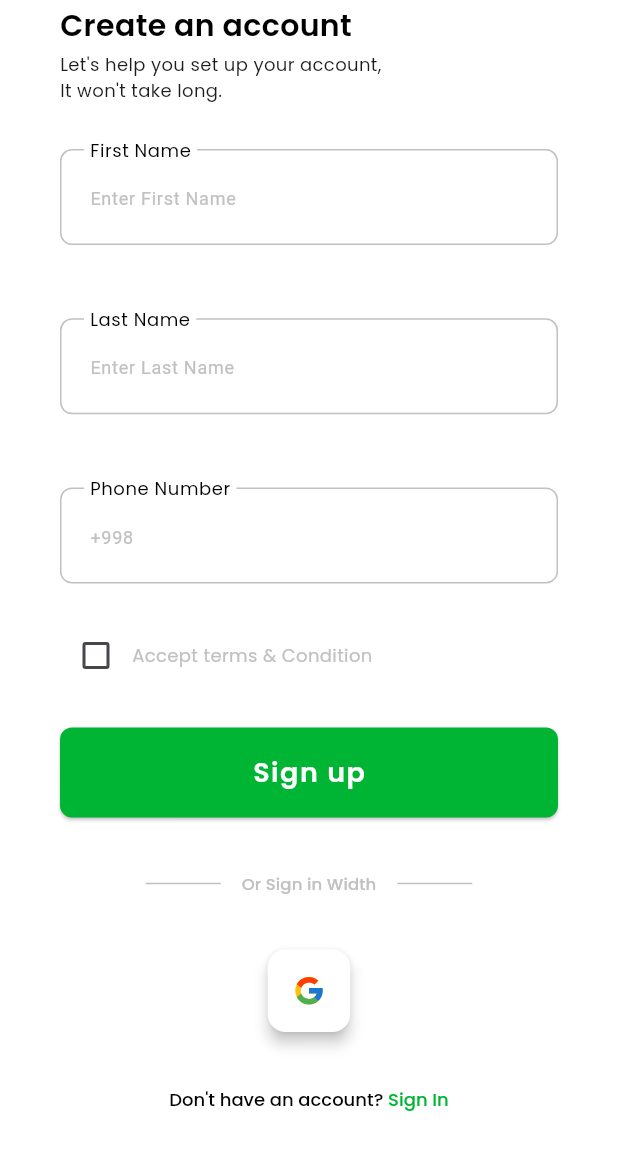
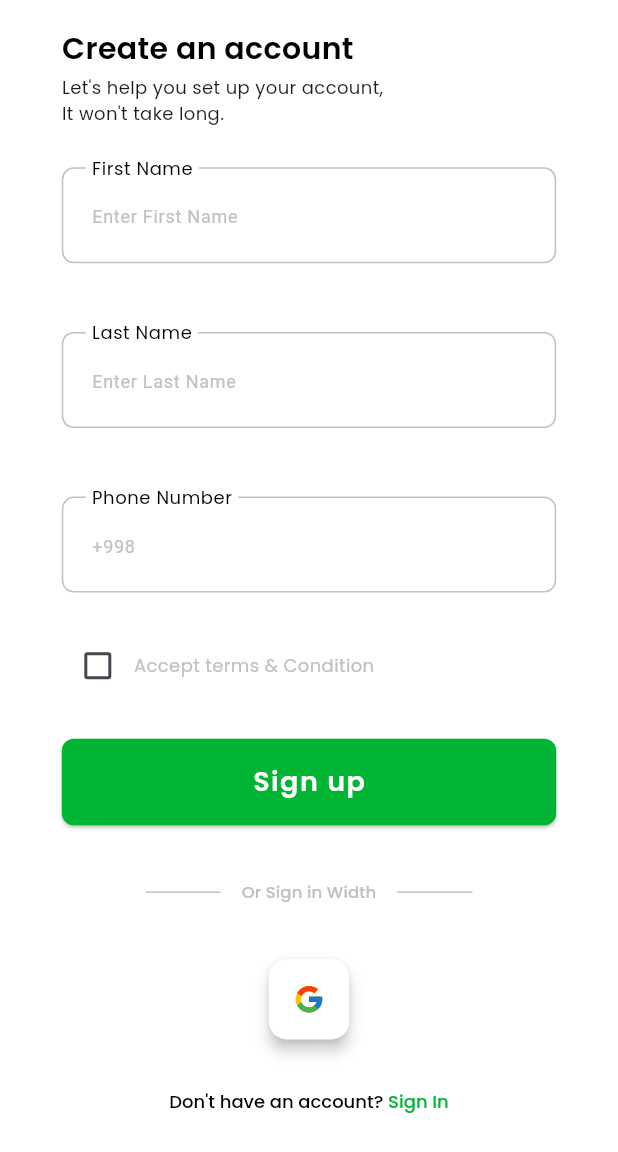
Before and after one commit to OtabekNuriddinov/pdp_quiz, a Flutter app: the screen it shows after launch, after a tap on "Sign In", on a phone screen of 412 x 824 dp. Shown: the top 1152 px of the screen. Run offline on Flutter 3.47's test engine with Material 3 defaults, Android fonts, the light colour scheme and no system bars; our stand-ins replace flutter_svg, google_fonts.

Commit message:
[Otabek] Responsive qildim

```diff
--- a/lib/screen/sign_in/sign_in.dart
+++ b/lib/screen/sign_in/sign_in.dart
@@ -57,29 +57,35 @@ class _SignInState extends State<SignIn> with TickerProviderStateMixin {
 
   @override
   Widget build(BuildContext context) {
+    final size = MediaQuery.of(context).size;
+    final width = size.width;
+    final height = size.height;
+
     return Scaffold(
       backgroundColor: AppColors.white,
       body: SingleChildScrollView(
         child: Padding(
-          padding: EdgeInsets.symmetric(vertical: 70, horizontal: 40),
+          padding: EdgeInsets.symmetric(
+            vertical: height * 0.08,
+            horizontal: width * 0.1,
+          ),
           child: Column(
             crossAxisAlignment: CrossAxisAlignment.center,
             children: [
               SlideTransition(
                 position: _animations[0],
                 child: SizedBox(
-                  width: 205,
-                  height: 65,
+                  width: width * 0.5,
+                  height: height * 0.08,
                   child: AppIcons.pdp,
                 ),
               ),
-              SizedBox(height: 40),
+              SizedBox(height: height * 0.05),
               SlideTransition(
                 position: _animations[1],
                 child: Align(
                   alignment: Alignment.centerLeft,
-                  child:
-                      Text(AppStrings.hello, style: AppTextStyles.helloStyle),
+                  child: Text(AppStrings.hello, style: AppTextStyles.helloStyle),
                 ),
               ),
               SlideTransition(
@@ -90,22 +96,22 @@ class _SignInState extends State<SignIn> with TickerProviderStateMixin {
                       style: AppTextStyles.welcomeStyle),
                 ),
               ),
-              SizedBox(height: 50),
+              SizedBox(height: height * 0.06),
               SlideTransition(
                 position: _animations[3],
                 child: SizedBox(
-                  height: 66,
+                  height: height * 0.08,
                   child: MainTextField(
                     label: AppStrings.phone,
                     hint: "+998",
                   ),
                 ),
               ),
-              AppDimens.s24,
+              SizedBox(height: height * 0.03),
               SlideTransition(
                 position: _animations[4],
                 child: SizedBox(
-                  height: 60,
+                  height: height * 0.07,
                   width: double.infinity,
                   child: MainElevatedButton(
                     text: "Sign In",
@@ -115,29 +121,28 @@ class _SignInState extends State<SignIn> with TickerProviderStateMixin {
                   ),
                 ),
               ),
-              AppDimens.s24,
+              SizedBox(height: height * 0.03),
               SlideTransition(
                 position: _animations[5],
                 child: OrSignInWith(),
               ),
-              AppDimens.s24,
+              SizedBox(height: height * 0.03),
               SlideTransition(
                 position: _animations[6],
                 child: SizedBox(
-                  width: 55,
-                  height: 55,
-
+                  width: width * 0.13,
+                  height: width * 0.13,
                   child: Material(
                     color: AppColors.white,
                     elevation: 4,
                     shape: RoundedRectangleBorder(
-                        borderRadius: BorderRadius.circular(12)),
+                      borderRadius: BorderRadius.circular(12),
+                    ),
                     child: AppIcons.googleBut,
                   ),
-
                 ),
               ),
-              SizedBox(height: 40),
+              SizedBox(height: height * 0.04),
               SlideTransition(
                 position: _animations[7],
                 child: RichText(
@@ -147,9 +152,10 @@ class _SignInState extends State<SignIn> with TickerProviderStateMixin {
                           text: AppStrings.dHAccount,
                           style: AppTextStyles.dHAnAccount),
                       TextSpan(
-                          text: " Sign Up",
-                          style: AppTextStyles.signInOut,
-                          recognizer: TapGestureRecognizer()..onTap = () {})
+                        text: " Sign Up",
+                        style: AppTextStyles.signInOut,
+                        recognizer: TapGestureRecognizer()..onTap = () {},
+                      )
                     ],
                   ),
                 ),
@@ -160,4 +166,5 @@ class _SignInState extends State<SignIn> with TickerProviderStateMixin {
       ),
     );
   }
+
 }
--- a/lib/screen/sign_up/sign_up.dart
+++ b/lib/screen/sign_up/sign_up.dart
@@ -59,11 +59,18 @@ class _SignUpState extends State<SignUp> with TickerProviderStateMixin {
 
   @override
   Widget build(BuildContext context) {
+    final size = MediaQuery.of(context).size;
+    final width = size.width;
+    final height = size.height;
+
     return Scaffold(
       backgroundColor: AppColors.white,
       body: SingleChildScrollView(
         child: Padding(
-          padding: EdgeInsets.symmetric(vertical: 26, horizontal: 40),
+          padding: EdgeInsets.symmetric(
+            vertical: height * 0.05,
+            horizontal: width * 0.1,
+          ),
           child: Column(
             crossAxisAlignment: CrossAxisAlignment.center,
             children: [
@@ -71,8 +78,7 @@ class _SignUpState extends State<SignUp> with TickerProviderStateMixin {
                 position: _animations[0],
                 child: Align(
                   alignment: Alignment.centerLeft,
-                  child:
-                      Text("Create an account", style: AppTextStyles.createAcc),
+                  child: Text("Create an account", style: AppTextStyles.createAcc),
                 ),
               ),
               SlideTransition(
@@ -85,7 +91,7 @@ class _SignUpState extends State<SignUp> with TickerProviderStateMixin {
                   ),
                 ),
               ),
-              SizedBox(height: 36),
+              SizedBox(height: height * 0.04),
               SlideTransition(
                 position: _animations[2],
                 child: MainTextField(
@@ -93,7 +99,7 @@ class _SignUpState extends State<SignUp> with TickerProviderStateMixin {
                   hint: AppStrings.enterFirst,
                 ),
               ),
-              SizedBox(height: 36),
+              SizedBox(height: height * 0.04),
               SlideTransition(
                 position: _animations[3],
                 child: MainTextField(
@@ -101,7 +107,7 @@ class _SignUpState extends State<SignUp> with TickerProviderStateMixin {
                   hint: AppStrings.enterLast,
                 ),
               ),
-              SizedBox(height: 36),
+              SizedBox(height: height * 0.04),
               SlideTransition(
                 position: _animations[4],
                 child: MainTextField(
@@ -109,7 +115,7 @@ class _SignUpState extends State<SignUp> with TickerProviderStateMixin {
                   hint: "+998",
                 ),
               ),
-              AppDimens.s24,
+              SizedBox(height: height * 0.03),
               SlideTransition(
                 position: _animations[5],
                 child: Row(
@@ -125,18 +131,20 @@ class _SignUpState extends State<SignUp> with TickerProviderStateMixin {
                         });
                       },
                     ),
-                    Text(
-                      AppStrings.acceptTerms,
-                      style: AppTextStyles.acceptStyle,
+                    Flexible(
+                      child: Text(
+                        AppStrings.acceptTerms,
+                        style: AppTextStyles.acceptStyle,
+                      ),
                     ),
                   ],
                 ),
               ),
-              AppDimens.s24,
+              SizedBox(height: height * 0.03),
               SlideTransition(
                 position: _animations[6],
                 child: SizedBox(
-                  height: 60,
+                  height: height * 0.07,
                   width: double.infinity,
                   child: MainElevatedButton(
                     text: AppStrings.signUp,
@@ -149,31 +157,32 @@ class _SignUpState extends State<SignUp> with TickerProviderStateMixin {
                   ),
                 ),
               ),
-
-              SizedBox(height: 20),
+              SizedBox(height: height * 0.025),
               SlideTransition(
                 position: _animations[7],
                 child: OrSignInWith(),
               ),
-              SizedBox(height: 20),
+              SizedBox(height: height * 0.025),
               SlideTransition(
                 position: _animations[8],
                 child: SizedBox(
-                  width: 55,
-                  height: 55,
+                  width: width * 0.13,
+                  height: width * 0.13,
                   child: Material(
                     color: AppColors.white,
                     elevation: 4,
                     shape: RoundedRectangleBorder(
-                        borderRadius: BorderRadius.circular(12)),
+                      borderRadius: BorderRadius.circular(12),
+                    ),
                     child: AppIcons.googleBut,
                   ),
                 ),
               ),
-              SizedBox(height: 36),
+              SizedBox(height: height * 0.04),
               SlideTransition(
                 position: _animations[9],
                 child: RichText(
+                  textAlign: TextAlign.center,
                   text: TextSpan(
                     children: [
                       TextSpan(
@@ -182,7 +191,7 @@ class _SignUpState extends State<SignUp> with TickerProviderStateMixin {
                       TextSpan(
                           text: " Sign In",
                           style: AppTextStyles.signInOut,
-                          recognizer: TapGestureRecognizer()..onTap = () {})
+                          recognizer: TapGestureRecognizer()..onTap = () {}),
                     ],
                   ),
                 ),
@@ -193,4 +202,5 @@ class _SignUpState extends State<SignUp> with TickerProviderStateMixin {
       ),
     );
   }
+
 }
--- a/lib/screen/splash_screen/splash_screen.dart
+++ b/lib/screen/splash_screen/splash_screen.dart
@@ -23,54 +23,12 @@ class _SplashScreenState extends State<SplashScreen>
     _animationController =
         AnimationController(vsync: this, duration: Duration(seconds: 4));
 
+    Future.delayed(Duration(seconds: 4), () {
+      if (mounted) {
+        Navigator.pushReplacementNamed(context, AppRoutes.signIn);
+      }
+    });
 
-    _opacityAnimation = TweenSequence([
-      TweenSequenceItem(
-        tween: ConstantTween<double>(1.0),
-        weight: 75,
-      ),
-      TweenSequenceItem(
-        tween: Tween<double>(begin: 1.0, end: 0.0),
-        weight: 25,
-      )
-    ]).animate(_animationController);
-
-    /// vertical uchun
-    _verticalAnimation = TweenSequence([
-      TweenSequenceItem(
-        tween: ConstantTween<double>(0.0),
-        weight: 50,
-      ),
-      TweenSequenceItem(
-        tween: Tween<double>(begin: 0.0, end: 300.0),
-        weight: 25,
-      ),
-      TweenSequenceItem(
-        tween: ConstantTween<double>(300.0),
-        weight: 25,
-      )
-    ]).animate(_animationController);
-
-    /// o'nga harakat uchun
-    _horizontalAnimation = TweenSequence([
-      TweenSequenceItem(
-        tween: ConstantTween<double>(0.0),
-        weight: 75,
-      ),
-      TweenSequenceItem(
-        tween: Tween<double>(begin: 0.0, end: 100),
-        weight: 25,
-      )
-    ]).animate(_animationController);
-
-    Future.delayed(
-      Duration(seconds: 4),
-      () {
-        if (mounted) {
-          Navigator.pushReplacementNamed(context, AppRoutes.signIn);
-        }
-      },
-    );
     _animationController.forward();
   }
 
@@ -84,13 +42,39 @@ class _SplashScreenState extends State<SplashScreen>
   Widget build(BuildContext context) {
     final width = MediaQuery.sizeOf(context).width;
     final height = MediaQuery.sizeOf(context).height;
+
+    // Responsive o'lchamlar
+    final logoWidth = width * 0.6;
+    final logoHeight = height * 0.1;
+    final centerX = (width - logoWidth) / 2;
+    final centerY = (height - logoHeight) / 2;
+    final verticalDistance = height * 0.35;
+    final horizontalDistance = width * 0.25;
+
+    /// Animatsiyalarni endi build ichida yaratamiz
+    _opacityAnimation = TweenSequence([
+      TweenSequenceItem(tween: ConstantTween<double>(1.0), weight: 75),
+      TweenSequenceItem(tween: Tween<double>(begin: 1.0, end: 0.0), weight: 25),
+    ]).animate(_animationController);
+
+    _verticalAnimation = TweenSequence([
+      TweenSequenceItem(tween: ConstantTween<double>(0.0), weight: 50),
+      TweenSequenceItem(
+          tween: Tween<double>(begin: 0.0, end: verticalDistance), weight: 25),
+      TweenSequenceItem(tween: ConstantTween<double>(verticalDistance), weight: 25),
+    ]).animate(_animationController);
+
+    _horizontalAnimation = TweenSequence([
+      TweenSequenceItem(tween: ConstantTween<double>(0.0), weight: 75),
+      TweenSequenceItem(
+          tween: Tween<double>(begin: 0.0, end: horizontalDistance), weight: 25),
+    ]).animate(_animationController);
+
     return Scaffold(
       backgroundColor: AppColors.white,
       body: AnimatedBuilder(
         animation: _animationController,
         builder: (context, ch) {
-          final centerX = (width - 245)/2;
-          final centerY = (height-78)/2;
           return Stack(
             children: [
               Positioned(
@@ -98,16 +82,16 @@ class _SplashScreenState extends State<SplashScreen>
                 top: centerY - _verticalAnimation.value,
                 child: FadeTransition(
                   opacity: _opacityAnimation,
-                  child: Container(
-                      width: 245,
-                      height: 78,
-                      child: Center(
-                        child: AppIcons.pdp,
-                      ),
+                  child: SizedBox(
+                    width: logoWidth,
+                    height: logoHeight,
+                    child: Center(
+                      child: AppIcons.pdp,
                     ),
+                  ),
                 ),
               ),
-          ]
+            ],
           );
         },
       ),
```
